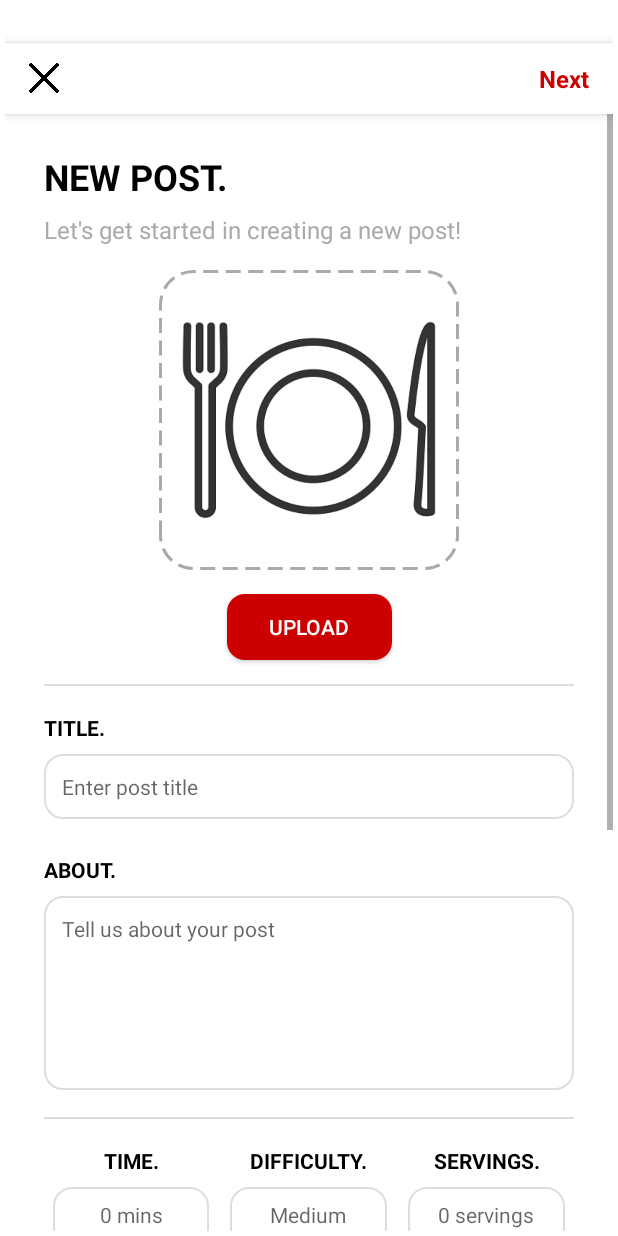
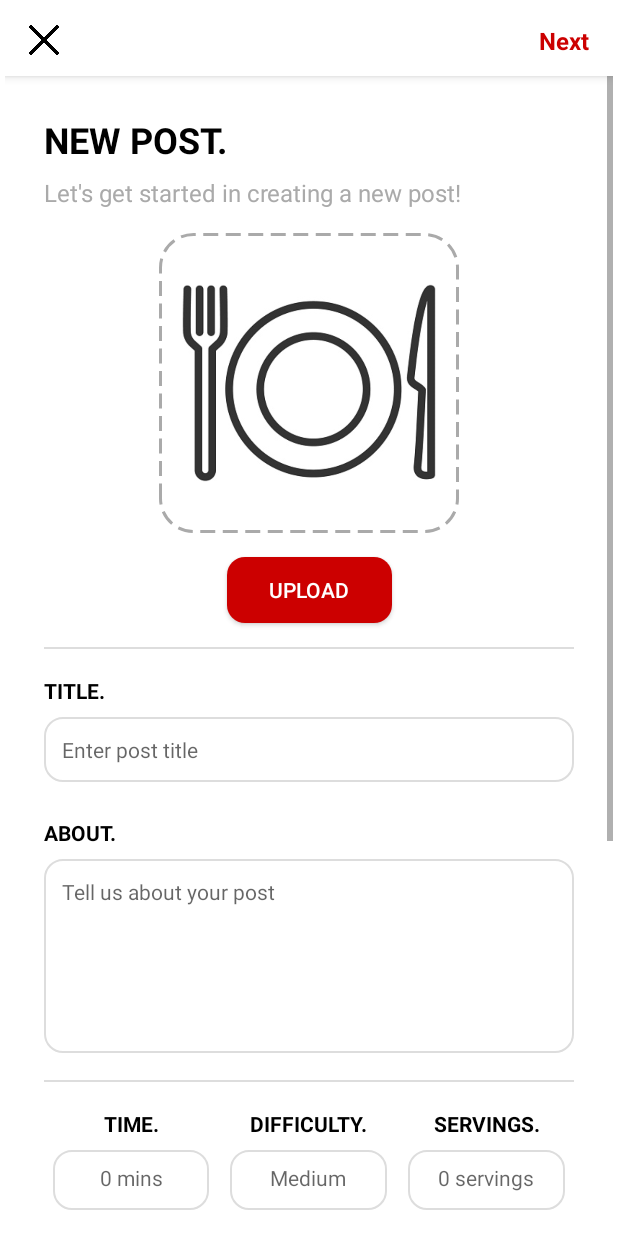
Before and after one commit to Nickes10/TheCookApp, an Android app: the AddPostActivity screen opened directly, with no data from a screen before it, on a phone screen of 412 x 824 dp. Run offline under Robolectric (Android 15) with nearby library versions, the phone set to English and light mode, and no system bars; our stand-ins replace CircleImageView, Firebase (no records; nobody signed in at launch, a user with empty details on screens opened directly), Picasso; pictures from the network do not load.

Commit message:
fix themes behavior

```diff
--- a/app/src/main/java/com/example/thecookapp/AddPostActivity.kt
+++ b/app/src/main/java/com/example/thecookapp/AddPostActivity.kt
@@ -103,7 +103,6 @@ class AddPostActivity : AppCompatActivity() {
     override fun onCreate(savedInstanceState: Bundle?) {
 
         super.onCreate(savedInstanceState)
-        enableEdgeToEdge()
         setContentView(R.layout.activity_add_post)
 
         recipeImageView = findViewById<ImageView>(R.id.recipeImage)
--- a/app/src/main/res/layout/activity_add_post.xml
+++ b/app/src/main/res/layout/activity_add_post.xml
@@ -14,8 +14,7 @@
         android:layout_width="match_parent"
         android:layout_height="47dp"
         app:layout_constraintTop_toTopOf="parent"
-        android:background="@android:color/white"
-        android:layout_marginTop="25dp">
+        android:background="@android:color/white">
 
         <!-- Toolbar for back button, title, and done button -->
         <androidx.appcompat.widget.Toolbar
@@ -60,7 +59,8 @@
         android:layout_width="match_parent"
         android:layout_height="fill_parent"
         android:background="#FFFFFF"
-        android:layout_marginTop="72dp">
+        android:layout_below="@id/app_bar_layout_addPost"
+        android:layout_marginTop="0dp">
 
         <androidx.constraintlayout.widget.ConstraintLayout
             android:layout_width="match_parent"
@@ -481,4 +481,5 @@
                 app:layout_constraintTop_toBottomOf="@id/dynamic_instruction_recycler_view" />
         </androidx.constraintlayout.widget.ConstraintLayout>
     </ScrollView>
+
 </RelativeLayout>
--- a/app/src/main/res/values-night/themes.xml
+++ b/app/src/main/res/values-night/themes.xml
@@ -8,7 +8,7 @@
         <!-- Secondary brand color. -->
         <item name="colorSecondary">@color/teal_200</item>
         <item name="colorSecondaryVariant">@color/teal_200</item>
-        <item name="colorOnSecondary">@color/black</item>
+        <item name="colorOnSecondary">@color/white</item>
         <!-- Status bar color. -->
         <item name="android:statusBarColor">?attr/colorOnPrimary</item>
         <!-- Customize your theme here. -->
--- a/app/src/main/res/values/themes.xml
+++ b/app/src/main/res/values/themes.xml
@@ -4,11 +4,11 @@
         <!-- Primary brand color. -->
         <item name="colorPrimary">@color/purple_500</item>
         <item name="colorPrimaryVariant">@color/purple_700</item>
-        <item name="colorOnPrimary">@color/white</item>
+        <item name="colorOnPrimary">@color/black</item>
         <!-- Secondary brand color. -->
         <item name="colorSecondary">@color/teal_200</item>
         <item name="colorSecondaryVariant">@color/teal_700</item>
-        <item name="colorOnSecondary">@color/black</item>
+        <item name="colorOnSecondary">@color/white</item>
         <!-- Status bar color. -->
         <item name="android:statusBarColor">?attr/colorOnPrimary</item>
         <!-- Customize your theme here. -->
--- a/app/src/main/res/xml/network_security_config.xml
+++ b/app/src/main/res/xml/network_security_config.xml
@@ -4,7 +4,6 @@
         <domain includeSubdomains="true">pythonanywhere.com</domain>
         <trust-anchors>
             <certificates src="system" />
-            <certificates src="@raw/lets_encrypt_root" />
         </trust-anchors>
     </domain-config>
 </network-security-config>
```
